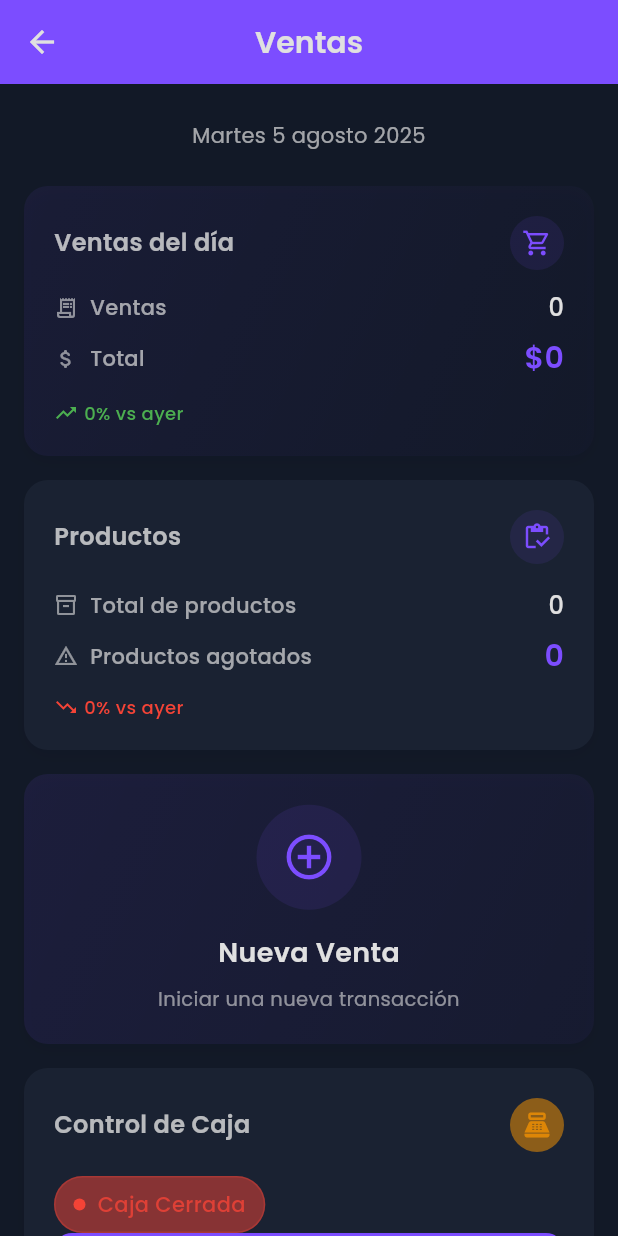
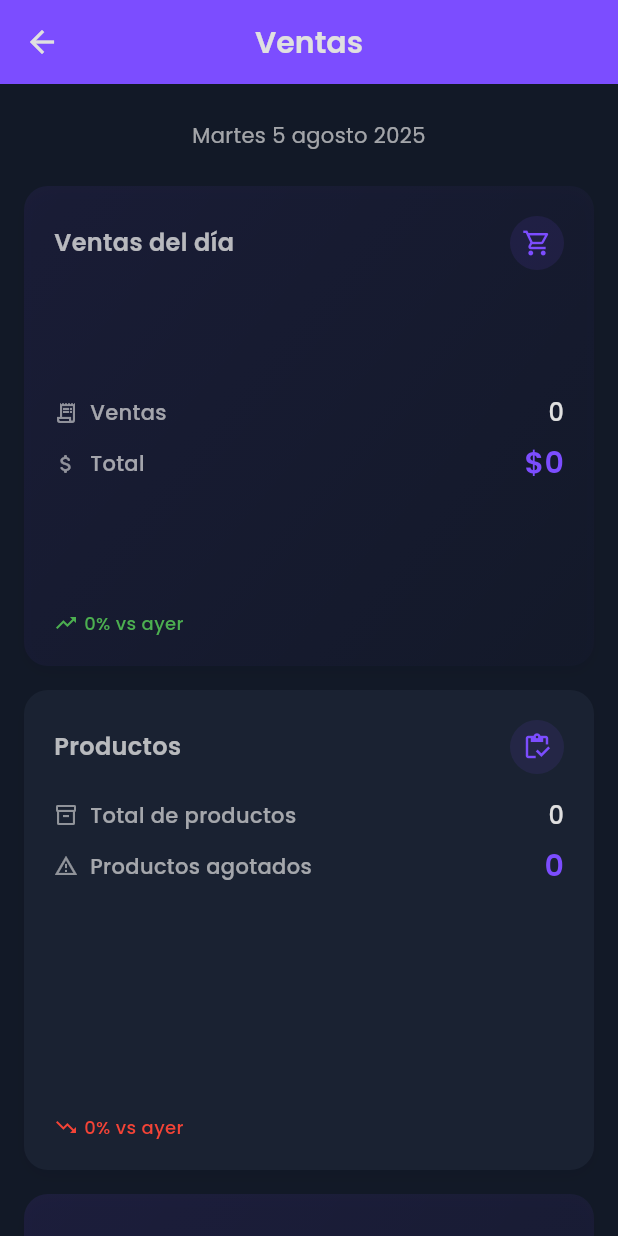
Before and after one commit to fabianrg95/invoky, a Flutter app: the VentasScreen screen opened directly, on a phone screen of 412 x 824 dp. Run offline on Flutter 3.47's test engine with Material 3 defaults, Android fonts, the phone set to English and light mode, and no system bars; our stand-ins replace flutter_dotenv, google_fonts, supabase_flutter; accounts and stored records are empty.

Commit message:
ajustes menores y responsividad

```diff
--- a/lib/screens/inventario_screen.dart
+++ b/lib/screens/inventario_screen.dart
@@ -36,7 +36,7 @@ class _InventarioScreenState extends State<InventarioScreen> {
             });
           }
         },
-        selectedColor: Theme.of(context).primaryColor.withOpacity(0.2),
+        selectedColor: Theme.of(context).primaryColor.withValues(alpha: 0.2),
         backgroundColor: Theme.of(context).cardColor,
         labelStyle: TextStyle(
           color: isSelected ? Theme.of(context).primaryColor : Theme.of(context).textTheme.bodyMedium?.color,
@@ -690,7 +690,7 @@ class _InventarioScreenState extends State<InventarioScreen> {
                                   Icon(
                                     Icons.search_off,
                                     size: 64,
-                                    color: Theme.of(context).textTheme.bodySmall?.color?.withOpacity(0.5),
+                                    color: Theme.of(context).textTheme.bodySmall?.color?.withValues(alpha: 0.5),
                                   ),
                                   const SizedBox(height: 16),
                                   Text(
--- a/lib/screens/ventas_screen.dart
+++ b/lib/screens/ventas_screen.dart
@@ -110,7 +110,7 @@ class _VentasScreenState extends State<VentasScreen> {
 
           final caja = Caja(
             createdAt: DateTime.now(),
-            tipoCaja: esApertura ? TipoCaja.apertura : TipoCaja.cierre,
+            tipoCaja: esApertura ? TipoCaja.apertura : isCierre ? TipoCaja.cierre : TipoCaja.conteo,
             cantidadBillete100000: detalles['100000'],
             cantidadBillete50000: detalles['50000'],
             cantidadBillete20000: detalles['20000'],
@@ -168,9 +168,8 @@ class _VentasScreenState extends State<VentasScreen> {
     final padding = isSmallScreen ? 16.0 : 24.0;
     final spacing = isSmallScreen ? 16.0 : 20.0;
 
-    final availableWidth = size.width - (padding * 2);
-    final cellWidth = isSmallScreen ? availableWidth : (availableWidth - spacing) / 2.5;
-    final cellHeight = isSmallScreen ? 180.0 : 320.0;
+    final availableWidth = size.width - padding;
+    final cellHeight = 320.0;
 
     final theme = Theme.of(context);
     final colorScheme = theme.colorScheme;
@@ -200,7 +199,7 @@ class _VentasScreenState extends State<VentasScreen> {
                 formattedDate,
                 style: GoogleFonts.poppins(
                   fontSize: 14,
-                  color: colorScheme.onSurface.withOpacity(0.7),
+                  color: colorScheme.onSurface.withValues(alpha: 0.7),
                 ),
                 textAlign: TextAlign.center,
               ),
@@ -210,17 +209,17 @@ class _VentasScreenState extends State<VentasScreen> {
             // Layout dinámico según el tamaño de la pantalla
             LayoutBuilder(
               builder: (context, constraints) {
-                if (constraints.maxWidth < 600) {
+                if (constraints.maxWidth < 800) {
                   return _buildNarrowLayout(
                     context,
-                    cellWidth,
+                    availableWidth *2,
                     cellHeight,
                     spacing,
                   );
                 } else {
                   return _buildWideLayout(
                     context,
-                    cellWidth,
+                    ((availableWidth) - 330) / 2,
                     cellHeight,
                     spacing,
                   );
@@ -549,12 +548,8 @@ class _VentasScreenState extends State<VentasScreen> {
     final theme = Theme.of(context);
     final colorScheme = theme.colorScheme;
 
-    // Usamos el estado de la clase
     final bool cajaAbierta = _cajaAbierta;
     final int montoInicial = _montoInicial;
-
-    // Color según el estado de la caja
-    final statusColor = cajaAbierta ? Colors.green : Colors.red;
 
     return Container(
       width: width,
@@ -605,7 +600,6 @@ class _VentasScreenState extends State<VentasScreen> {
 
               const SizedBox(height: 16),
 
-              // Estado de la caja
               Container(
                 padding: const EdgeInsets.symmetric(horizontal: 12, vertical: 8),
                 decoration: BoxDecoration(
@@ -644,7 +638,6 @@ class _VentasScreenState extends State<VentasScreen> {
 
               const Spacer(),
 
-              // Monto inicial (visible solo si la caja está abierta)
               if (cajaAbierta) ...[
                 _buildStatRow(
                   context,
@@ -655,13 +648,12 @@ class _VentasScreenState extends State<VentasScreen> {
                 const SizedBox(height: 16),
               ],
 
-              // Botón de acción principal
               SizedBox(
                 width: double.infinity,
                 height: 48,
                 child: ElevatedButton(
                   onPressed: cajaAbierta
-                      ? () => _mostrarDialogoCaja(false) // Cerrar caja
+                      ? () => _mostrarDialogoCaja(false)
                       : () => _mostrarDialogoCaja(true), // Abrir caja
                   style: ElevatedButton.styleFrom(
                     backgroundColor: cajaAbierta
@@ -701,14 +693,12 @@ class _VentasScreenState extends State<VentasScreen> {
 
               const SizedBox(height: 12),
 
-              // Botón secundario
               SizedBox(
                 width: double.infinity,
                 height: 48,
                 child: OutlinedButton(
                   onPressed: cajaAbierta
                       ? () {
-                          // Mostrar detalles de la caja actual
                           showDialog(
                             context: context,
                             builder: (context) => AlertDialog(
--- a/lib/services/caja_service.dart
+++ b/lib/services/caja_service.dart
@@ -87,8 +87,8 @@ class CajaService {
         'totalVentas': totalVentas,
         'totalEfectivo': totalEfectivo,
         'totalTarjeta': totalTarjeta,
-        'saldoInicial': apertura.valorTotal ?? 0,
-        'saldoFinal': cierre.valorTotal ?? 0,
+        'saldoInicial': apertura.valorTotal,
+        'saldoFinal': cierre.valorTotal,
         'registros': registros,
       };
     } catch (e) {
--- a/lib/services/inventario_service.dart
+++ b/lib/services/inventario_service.dart
@@ -15,7 +15,6 @@ class InventarioService {
 
       return response != null ? Inventario.fromJson(response) : null;
     } catch (e) {
-      print('Error al obtener inventario: $e');
       return null;
     }
   }
@@ -46,7 +45,6 @@ class InventarioService {
         return Inventario.fromJson(response);
       }
     } catch (e) {
-      print('Error al actualizar inventario: $e');
       rethrow;
     }
   }
--- a/lib/services/producto_service.dart
+++ b/lib/services/producto_service.dart
@@ -67,7 +67,6 @@ class ProductoService {
 
       return productoResponse != null ? Producto.fromMap(productoResponse) : null;
     } catch (e) {
-      print('Error al buscar producto por código: $e');
       return null;
     }
   }
@@ -112,7 +111,6 @@ class ProductoService {
 
       return response;
     } catch (e) {
-      print('Error al guardar producto: $e');
       rethrow;
     }
   }
@@ -152,7 +150,6 @@ class ProductoService {
             .eq('id', productoId);
       }
     } catch (e) {
-      print('Error al actualizar producto: $e');
       rethrow;
     }
   }
```
Also changed, not shown: lib/screens/home_screen.dart (+6 -6 lines), lib/theme/app_theme.dart (+4 -6 lines), lib/widgets/caja_dialog.dart (+11 -3 lines).
